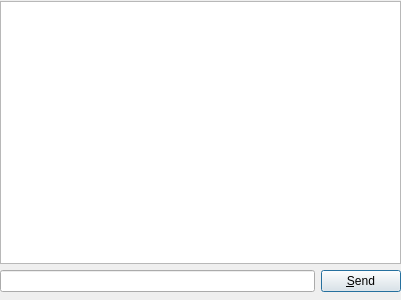
This is src/messagedialog.ui in nikhilm/qommunicate as Qt 5 draws it before an edit. The edited form follows.
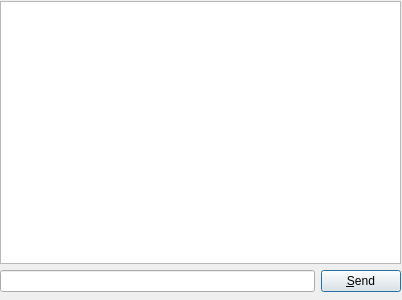
This is the edited form.

Commit message: Implemented MessageDialog UI related changes to be made when messages are sent and received.

What changed in the file:
```diff
--- a/src/messagedialog.ui
+++ b/src/messagedialog.ui
@@ -5,7 +5,7 @@
    <rect>
     <x>0</x>
     <y>0</y>
-    <width>401</width>
+    <width>402</width>
     <height>300</height>
    </rect>
   </property>
```
Left out of the diff: 40 changed lines with no effect on the pictures. The commit also changes 2 other files.
